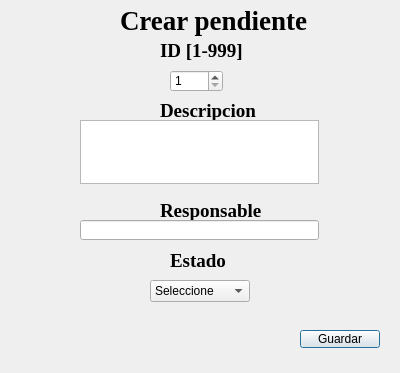
dereck-anti-EPN/Proyecto-Programacion, file proyectoSolitario/crearpendiente.ui: the form before one commit.
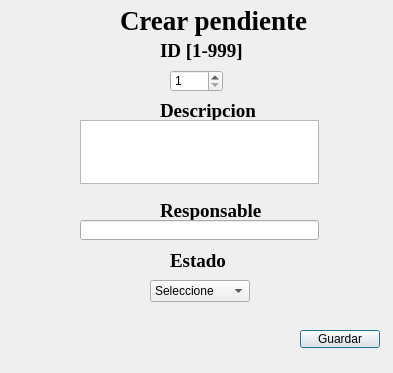
The form after the commit.

The edit to the form file:
```diff
--- a/proyectoSolitario/crearpendiente.ui
+++ b/proyectoSolitario/crearpendiente.ui
@@ -6,7 +6,7 @@
    <rect>
     <x>0</x>
     <y>0</y>
-    <width>400</width>
+    <width>393</width>
     <height>373</height>
    </rect>
   </property>
```
Left out of the diff: 9 changed lines with no effect on the pictures.
